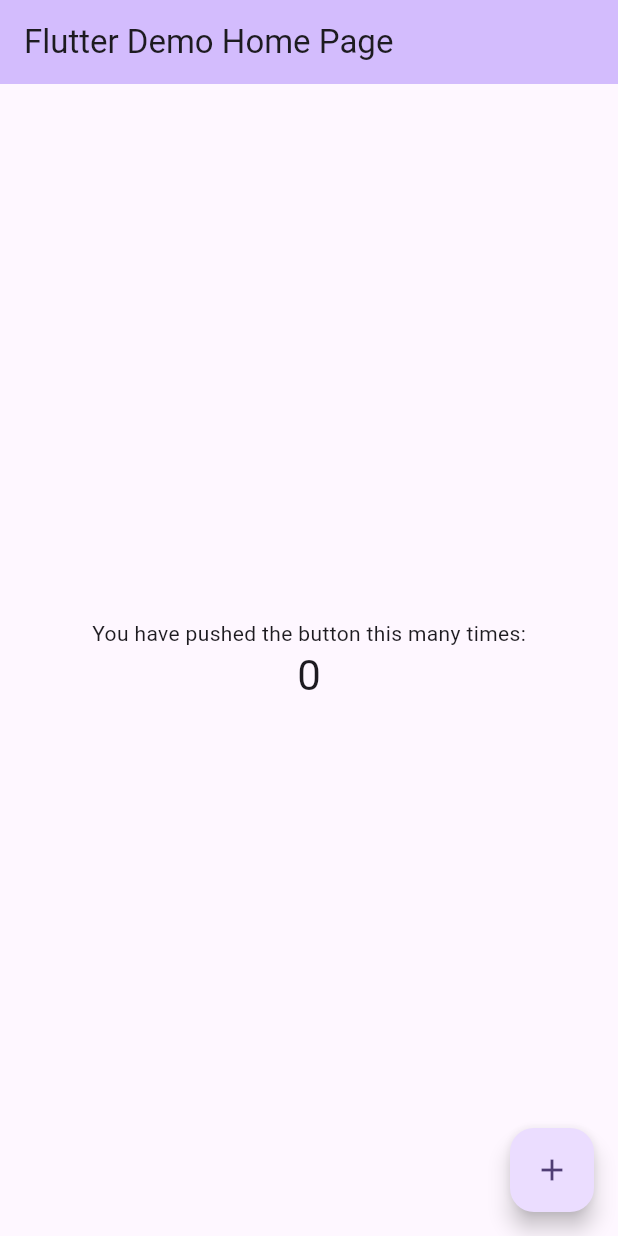
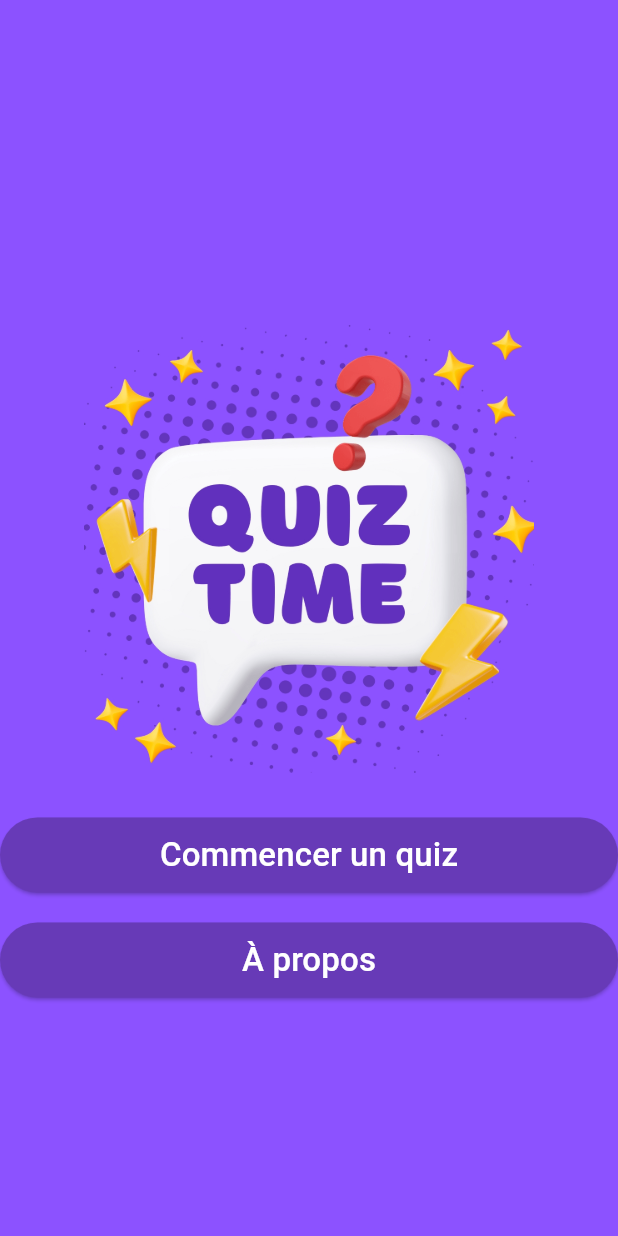
Before and after one commit to TurkiNaziha/FlutterProject, a Flutter app: the screen it shows after launch, on a phone screen of 412 x 824 dp. Run offline on Flutter 3.47's test engine with Material 3 defaults, Android fonts, the phone set to English and light mode, and no system bars; our stand-ins replace google_fonts.

Commit message:
rahma part 1

```diff
--- a/Mini_projet/lib/main.dart
+++ b/Mini_projet/lib/main.dart
@@ -1,125 +1,16 @@
 import 'package:flutter/material.dart';
+import 'package:mini_projet/pages/home.page.dart';
 
-void main() {
-  runApp(const MyApp());
-}
+void main() => runApp(MyApp());
 
 class MyApp extends StatelessWidget {
-  const MyApp({super.key});
 
   // This widget is the root of your application.
   @override
   Widget build(BuildContext context) {
     return MaterialApp(
-      title: 'Flutter Demo',
-      theme: ThemeData(
-        // This is the theme of your application.
-        //
-        // TRY THIS: Try running your application with "flutter run". You'll see
-        // the application has a purple toolbar. Then, without quitting the app,
-        // try changing the seedColor in the colorScheme below to Colors.green
-        // and then invoke "hot reload" (save your changes or press the "hot
-        // reload" button in a Flutter-supported IDE, or press "r" if you used
-        // the command line to start the app).
-        //
-        // Notice that the counter didn't reset back to zero; the application
-        // state is not lost during the reload. To reset the state, use hot
-        // restart instead.
-        //
-        // This works for code too, not just values: Most code changes can be
-        // tested with just a hot reload.
-        colorScheme: ColorScheme.fromSeed(seedColor: Colors.deepPurple),
-        useMaterial3: true,
-      ),
-      home: const MyHomePage(title: 'Flutter Demo Home Page'),
+      debugShowCheckedModeBanner: false,
+      home: HomePage(),
     );
   }
 }
-
-class MyHomePage extends StatefulWidget {
-  const MyHomePage({super.key, required this.title});
-
-  // This widget is the home page of your application. It is stateful, meaning
-  // that it has a State object (defined below) that contains fields that affect
-  // how it looks.
-
-  // This class is the configuration for the state. It holds the values (in this
-  // case the title) provided by the parent (in this case the App widget) and
-  // used by the build method of the State. Fields in a Widget subclass are
-  // always marked "final".
-
-  final String title;
-
-  @override
-  State<MyHomePage> createState() => _MyHomePageState();
-}
-
-class _MyHomePageState extends State<MyHomePage> {
-  int _counter = 0;
-
-  void _incrementCounter() {
-    setState(() {
-      // This call to setState tells the Flutter framework that something has
-      // changed in this State, which causes it to rerun the build method below
-      // so that the display can reflect the updated values. If we changed
-      // _counter without calling setState(), then the build method would not be
-      // called again, and so nothing would appear to happen.
-      _counter++;
-    });
-  }
-
-  @override
-  Widget build(BuildContext context) {
-    // This method is rerun every time setState is called, for instance as done
-    // by the _incrementCounter method above.
-    //
-    // The Flutter framework has been optimized to make rerunning build methods
-    // fast, so that you can just rebuild anything that needs updating rather
-    // than having to individually change instances of widgets.
-    return Scaffold(
-      appBar: AppBar(
-        // TRY THIS: Try changing the color here to a specific color (to
-        // Colors.amber, perhaps?) and trigger a hot reload to see the AppBar
-        // change color while the other colors stay the same.
-        backgroundColor: Theme.of(context).colorScheme.inversePrimary,
-        // Here we take the value from the MyHomePage object that was created by
-        // the App.build method, and use it to set our appbar title.
-        title: Text(widget.title),
-      ),
-      body: Center(
-        // Center is a layout widget. It takes a single child and positions it
-        // in the middle of the parent.
-        child: Column(
-          // Column is also a layout widget. It takes a list of children and
-          // arranges them vertically. By default, it sizes itself to fit its
-          // children horizontally, and tries to be as tall as its parent.
-          //
-          // Column has various properties to control how it sizes itself and
-          // how it positions its children. Here we use mainAxisAlignment to
-          // center the children vertically; the main axis here is the vertical
-          // axis because Columns are vertical (the cross axis would be
-          // horizontal).
-          //
-          // TRY THIS: Invoke "debug painting" (choose the "Toggle Debug Paint"
-          // action in the IDE, or press "p" in the console), to see the
-          // wireframe for each widget.
-          mainAxisAlignment: MainAxisAlignment.center,
-          children: <Widget>[
-            const Text(
-              'You have pushed the button this many times:',
-            ),
-            Text(
-              '$_counter',
-              style: Theme.of(context).textTheme.headlineMedium,
-            ),
-          ],
-        ),
-      ),
-      floatingActionButton: FloatingActionButton(
-        onPressed: _incrementCounter,
-        tooltip: 'Increment',
-        child: const Icon(Icons.add),
-      ), // This trailing comma makes auto-formatting nicer for build methods.
-    );
-  }
-}
--- /dev/null
+++ b/Mini_projet/lib/pages/home.page.dart
@@ -0,0 +1,64 @@
+import 'package:flutter/material.dart';
+import 'package:google_fonts/google_fonts.dart';
+import 'package:mini_projet/pages/apropos.page.dart';
+import 'package:mini_projet/pages/parametresquiz.page.dart';
+
+class HomePage extends StatelessWidget{
+
+  TextEditingController txt_paramsquiz = new TextEditingController();
+  TextEditingController txt_apropos = new TextEditingController();
+
+  @override
+  Widget build(BuildContext context) {
+    return Scaffold(
+      appBar: AppBar(
+          backgroundColor: Color(0xFF8C52FF),
+    ),
+    backgroundColor: Color(0xFF8C52FF),
+      body: Center(
+        child: Column(
+          mainAxisAlignment: MainAxisAlignment.center,
+          children:[
+            Image.asset('images/quiz.png', width: 300, height: 300),
+            SizedBox(height: 30),
+            ElevatedButton(
+              onPressed: ()=> _onGetParametresQuiz(context),
+            child: Text('Commencer un quiz', style: GoogleFonts.paytoneOne(fontSize: 22, color: Colors.white),
+            ),
+              style: ElevatedButton.styleFrom(
+                  minimumSize: Size(500,50), // Réduire la largeur et définir la haute
+                backgroundColor: Colors.deepPurple
+              ),
+            ),
+            SizedBox(height: 20),
+            MouseRegion(
+              cursor: SystemMouseCursors.click,
+              child: ElevatedButton(onPressed: ()=> _onAproposPage(context),
+                child: Text('À propos', style: GoogleFonts.paytoneOne(fontSize: 22, color: Colors.white)),
+              style: ElevatedButton.styleFrom(
+                minimumSize: Size(500,50), // Réduire la largeur et définir la haute
+                backgroundColor: Colors.deepPurple,
+              ),
+             ),
+            ),
+          ],
+        ),
+      ),
+    );
+  }
+  void _onGetParametresQuiz(BuildContext context){
+    String v = txt_paramsquiz.text;
+    Navigator.push(
+        context,
+        MaterialPageRoute(builder: (context) => ParametresQuizPage()));
+    txt_paramsquiz.text = "";
+  }
+
+  void _onAproposPage(BuildContext context){
+    String v = txt_apropos.text;
+    Navigator.push(
+        context,
+        MaterialPageRoute(builder: (context) => AproposPage()));
+    txt_apropos.text = "";
+  }
+}
```
Also changed, not shown: Mini_projet/lib/pages/apropos.page.dart (added, +43 -0 lines), Mini_projet/lib/pages/parametresquiz.page.dart (added, +151 -0 lines), Mini_projet/pubspec.yaml (+16 -13 lines), Mini_projet/images/Apropos.png (added), Mini_projet/images/paramsquiz.png (added), Mini_projet/images/quiz.png (added), Mini_projet/pubspec.lock.
